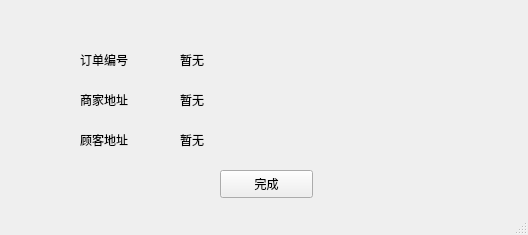
Above: component_order.ui from hzf644/QT-homework before the change. Below: the same form after it.
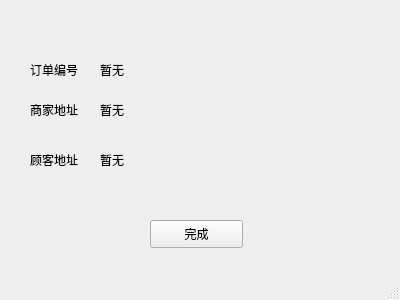
That is the form after the change.

What changed in the file:
```diff
--- a/component_order.ui
+++ b/component_order.ui
@@ -6,8 +6,8 @@
    <rect>
     <x>0</x>
     <y>0</y>
-    <width>528</width>
-    <height>235</height>
+    <width>400</width>
+    <height>300</height>
    </rect>
   </property>
   <property name="windowTitle">
@@ -17,8 +17,8 @@
    <widget class="QLabel" name="label">
     <property name="geometry">
      <rect>
-      <x>80</x>
-      <y>90</y>
+      <x>30</x>
+      <y>100</y>
       <width>69</width>
       <height>19</height>
      </rect>
@@ -30,8 +30,8 @@
    <widget class="QLabel" name="label_2">
     <property name="geometry">
      <rect>
-      <x>80</x>
-      <y>130</y>
+      <x>30</x>
+      <y>150</y>
       <width>69</width>
       <height>19</height>
      </rect>
@@ -43,8 +43,8 @@
    <widget class="QLabel" name="restaurant_loc">
     <property name="geometry">
      <rect>
-      <x>180</x>
-      <y>90</y>
+      <x>100</x>
+      <y>100</y>
       <width>261</width>
       <height>19</height>
      </rect>
@@ -56,8 +56,8 @@
    <widget class="QLabel" name="customer_loc">
     <property name="geometry">
      <rect>
-      <x>180</x>
-      <y>130</y>
+      <x>100</x>
+      <y>150</y>
       <width>261</width>
       <height>19</height>
      </rect>
@@ -69,8 +69,8 @@
    <widget class="QLabel" name="label_3">
     <property name="geometry">
      <rect>
-      <x>80</x>
-      <y>50</y>
+      <x>30</x>
+      <y>60</y>
       <width>69</width>
       <height>19</height>
      </rect>
@@ -82,8 +82,8 @@
    <widget class="QLabel" name="order_id">
     <property name="geometry">
      <rect>
-      <x>180</x>
-      <y>50</y>
+      <x>100</x>
+      <y>60</y>
       <width>261</width>
       <height>19</height>
      </rect>
@@ -95,8 +95,8 @@
    <widget class="QPushButton" name="have_finished">
     <property name="geometry">
      <rect>
-      <x>220</x>
-      <y>170</y>
+      <x>150</x>
+      <y>220</y>
       <width>93</width>
       <height>28</height>
      </rect>
```
